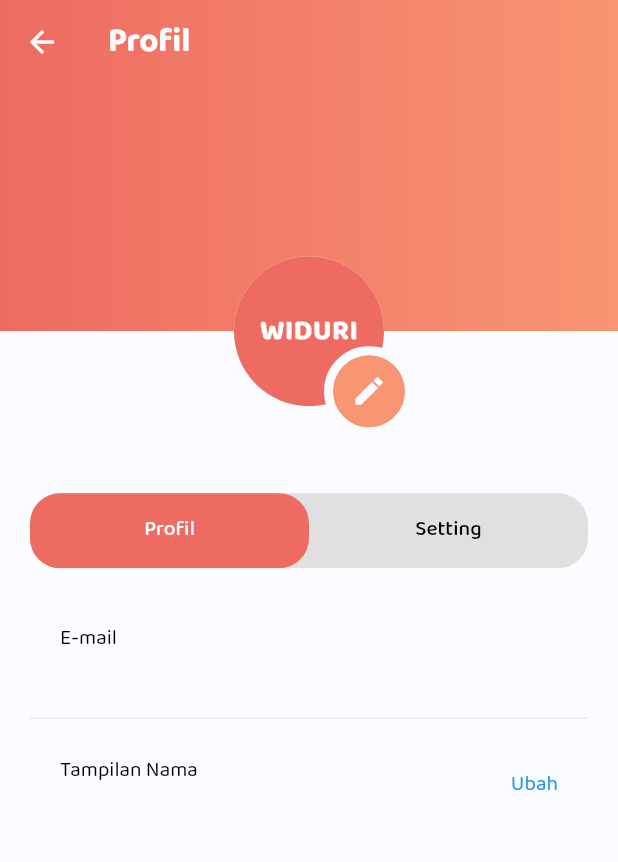
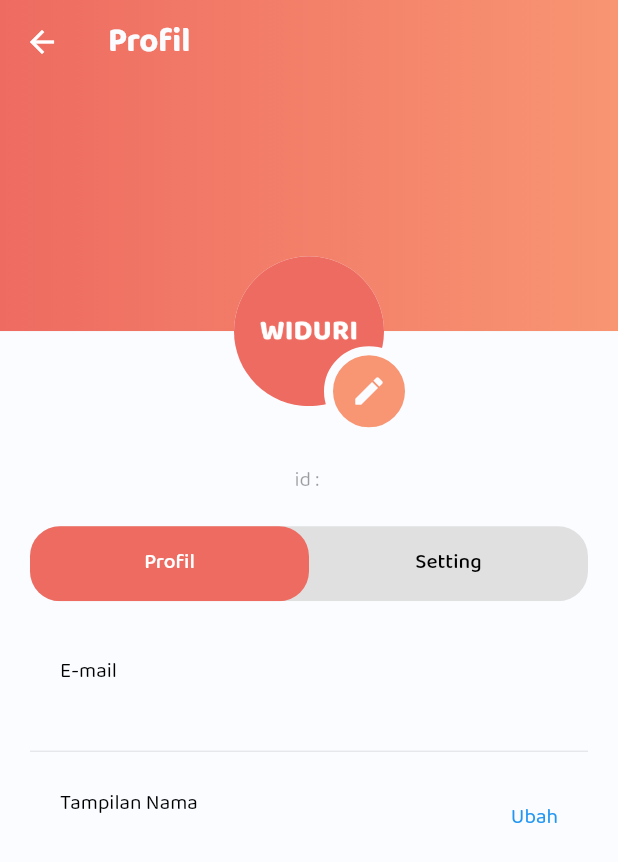
Before and after one commit to lamkhil/widuri, a Flutter app: the Profil screen opened by its route, on a phone screen of 412 x 824 dp. Shown: the top 862 px of the screen. Run offline on Flutter 3.47's test engine with Material 2 defaults, Android fonts, the phone set to English and light mode, and no system bars; our stand-ins replace cloud_firestore, extended_masked_text, firebase_auth, firebase_core, firebase_storage, fl_chart and 6 more; missing offline and left inert: excel, translator, universal_html; accounts and stored records are empty; network calls fail.

Commit message:
fix ui
update ui hps barang + delete email lupa pass

fix hapusbarang

```diff
--- a/lib/controller/c_user.dart
+++ b/lib/controller/c_user.dart
@@ -154,7 +154,7 @@ class C_User extends GetxController {
     var result = await M_User.logOut();
     if (!(result is String)) {
       storage.remove('user');
-      Get.offNamed('/login');
+      Get.offAllNamed('/login');
     }
   }
 }
--- a/lib/views/Widget/card_barang.dart
+++ b/lib/views/Widget/card_barang.dart
@@ -1,10 +1,10 @@
 import 'package:flutter/cupertino.dart';
 import 'package:flutter/material.dart';
 import 'package:get/get.dart';
+import 'package:intl/intl.dart';
 import 'package:widuri/colors.dart';
 import 'package:widuri/controller/c_transaksi.dart';
 import 'package:widuri/views/Widget/popup_barang.dart';
-import 'package:intl/intl.dart';
 
 class CardBarang extends StatelessWidget {
   CardBarang(
--- a/lib/views/Widget/card_riwayat.dart
+++ b/lib/views/Widget/card_riwayat.dart
@@ -1,9 +1,9 @@
 import 'package:flutter/cupertino.dart';
 import 'package:flutter/material.dart';
 import 'package:get/get.dart';
+import 'package:widuri/Util/formatCurrency.dart';
 import 'package:widuri/controller/c_transaksi.dart';
 import 'package:widuri/views/Widget/popup_riwayat.dart';
-import 'package:widuri/Util/formatCurrency.dart';
 
 class CardRiwayat extends StatelessWidget {
   CardRiwayat({
--- a/lib/views/Widget/profil_Image.dart
+++ b/lib/views/Widget/profil_Image.dart
@@ -1,6 +1,5 @@
 import 'package:flutter/foundation.dart' show kIsWeb;
 import 'package:flutter/material.dart';
-import 'package:flutter_spinkit/flutter_spinkit.dart';
 import 'package:get/get.dart';
 import 'package:widuri/colors.dart';
 import 'package:widuri/controller/c_user.dart';
--- a/lib/views/Widget/tambah_barang_transaksi.dart
+++ b/lib/views/Widget/tambah_barang_transaksi.dart
@@ -13,6 +13,7 @@ class _TambahBarangTransaksiState extends State<TambahBarangTransaksi> {
   @override
   Widget build(BuildContext context) {
     return Scaffold(
+      backgroundColor: backgroundColor,
       appBar: AppBar(
         backgroundColor: backgroundColor,
         title: Text(
--- a/lib/views/home.dart
+++ b/lib/views/home.dart
@@ -3,7 +3,6 @@ import 'package:flutter/cupertino.dart';
 import 'package:flutter/material.dart';
 import 'package:flutter_spinkit/flutter_spinkit.dart';
 import 'package:get/get.dart';
-import 'package:get_storage/get_storage.dart';
 import 'package:widuri/Util/formatCurrency.dart';
 import 'package:widuri/colors.dart';
 import 'package:widuri/controller/c_barang.dart';
@@ -11,6 +10,7 @@ import 'package:widuri/controller/c_transaksi.dart';
 import 'package:widuri/controller/c_user.dart';
 import 'package:widuri/views/Widget/profil_Image.dart';
 import 'package:widuri/views/riwayat_transaksi.dart';
+
 import 'Widget/card_barang.dart';
 import 'Widget/graphic.dart';
 
--- a/lib/views/login.dart
+++ b/lib/views/login.dart
@@ -20,6 +20,7 @@ class _LoginState extends State<Login> {
     var h = MediaQuery.of(context).size.height;
     var w = MediaQuery.of(context).size.width;
     return Scaffold(
+      backgroundColor: backgroundColor,
         body: SingleChildScrollView(
       child: Container(
           height: h,
--- a/lib/views/lupa.dart
+++ b/lib/views/lupa.dart
@@ -18,6 +18,7 @@ class _LupaPasswordState extends State<LupaPassword> {
     var h = MediaQuery.of(context).size.height;
     var w = MediaQuery.of(context).size.width;
     return Scaffold(
+        backgroundColor: backgroundColor,
         appBar: AppBar(
           backgroundColor: backgroundColor,
           elevation: 0,
@@ -66,7 +67,9 @@ class _LupaPasswordState extends State<LupaPassword> {
                       SizedBox(height: 36),
                       MaterialButton(
                           onPressed: () {
+
                             C_User.lupaPassword(context, _email.text);
+                            _email.clear();
                           },
                           child: Container(
                             alignment: Alignment.center,
--- a/lib/views/profile.dart
+++ b/lib/views/profile.dart
@@ -40,6 +40,9 @@ class _ProfilState extends State<Profil> with SingleTickerProviderStateMixin {
   Widget build(BuildContext context) {
     var h = MediaQuery.of(context).size.height;
     var w = MediaQuery.of(context).size.width;
+    var name = auth.currentUser!.displayName == null
+        ? ''
+        : auth.currentUser!.displayName;
     return Scaffold(
       appBar: AppBar(
         flexibleSpace: Container(
@@ -118,6 +121,13 @@ class _ProfilState extends State<Profil> with SingleTickerProviderStateMixin {
                                     fontWeight: FontWeight.w600,
                                     color: Colors.black),
                               ),
+                            ),
+                            Text(
+                              'id : ${auth.currentUser!.uid}',
+                              style: TextStyle(
+                                  fontSize: 14.0,
+                                  fontWeight: FontWeight.w300,
+                                  color: Colors.black38),
                             ),
                             SizedBox(
                               height: 20.0,
--- a/lib/views/profile_nama.dart
+++ b/lib/views/profile_nama.dart
@@ -17,6 +17,7 @@ class _ProfileNamaState extends State<ProfileNama> {
   final TextEditingController _namaController = TextEditingController();
   bool _focus = true;
   var nama = ''.obs;
+
 
   @override
   Widget build(BuildContext context) {
--- a/lib/views/profile_setting.dart
+++ b/lib/views/profile_setting.dart
@@ -2,7 +2,6 @@ import 'package:flutter/material.dart';
 import 'package:get/get.dart';
 import 'package:get_storage/get_storage.dart';
 import 'package:widuri/controller/c_barang.dart';
-import 'package:widuri/controller/c_transaksi.dart';
 import 'package:widuri/controller/c_user.dart';
 import 'package:widuri/gambar.dart';
 import 'package:widuri/views/riwayat_transaksi.dart';
--- a/lib/views/register.dart
+++ b/lib/views/register.dart
@@ -28,6 +28,7 @@ class _RegisterState extends State<Register> {
     var h = MediaQuery.of(context).size.height;
     var w = MediaQuery.of(context).size.width;
     return Scaffold(
+        backgroundColor: backgroundColor,
         appBar: AppBar(
           backgroundColor: backgroundColor,
           elevation: 0,
```
Also changed, not shown: lib/controller/c_transaksi.dart (+5 -4 lines), lib/views/Widget/popup_barang.dart (+30 -17 lines).
